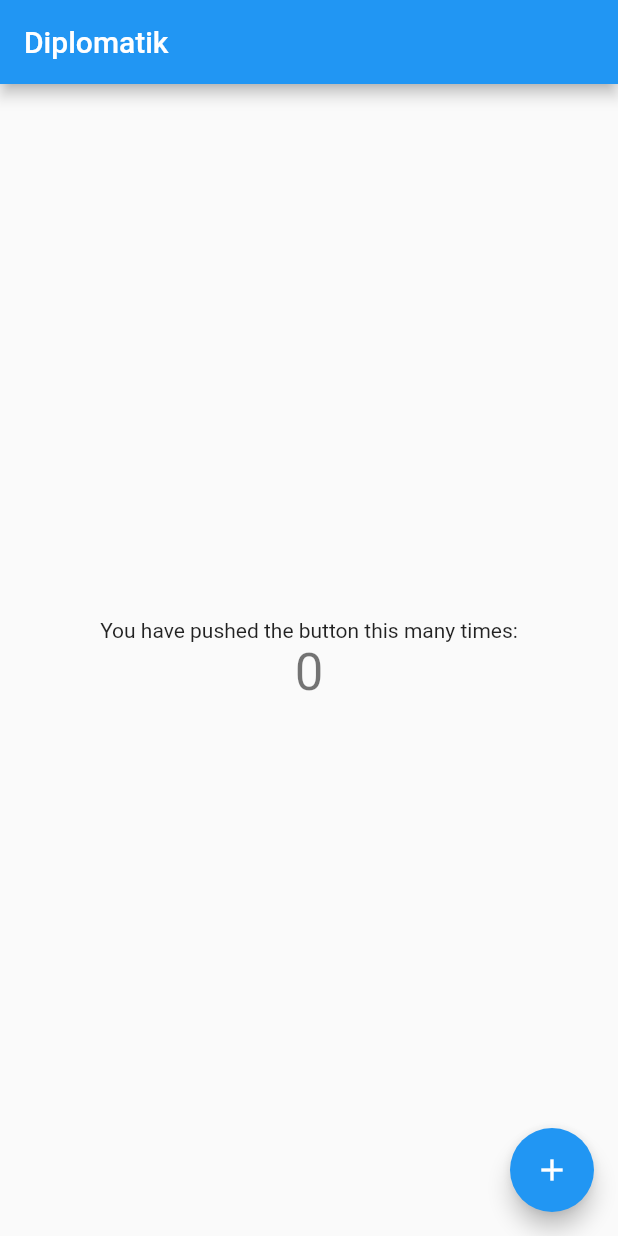
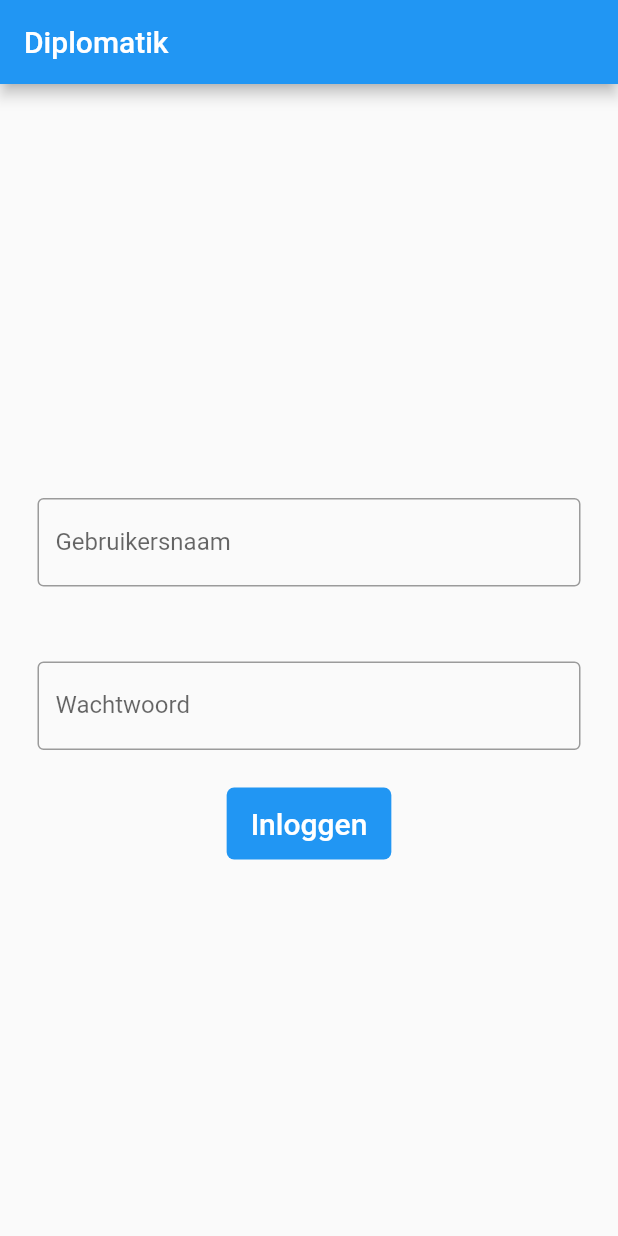
Before and after one commit to tjhlansbergen/diplomatik_app, a Flutter app: the screen it shows after launch, on a phone screen of 412 x 824 dp. Run offline on Flutter 3.47's test engine with Material 2 defaults, Android fonts, the phone set to English and light mode, and no system bars.

Commit message:
Voeg inlogpagina toe

```diff
--- a/lib/main.dart
+++ b/lib/main.dart
@@ -1,5 +1,5 @@
 import 'package:flutter/material.dart';
-import 'package:diplomatik_app/pages/home_page.dart';
+import 'package:diplomatik_app/pages/login_page.dart';
 
 void main() {
   runApp(AppRoot());
@@ -15,7 +15,7 @@ class AppRoot extends StatelessWidget {
         primarySwatch: Colors.blue,
         visualDensity: VisualDensity.adaptivePlatformDensity,
       ),
-      home: HomePage(title: 'Diplomatik'),
+      home: LoginPage(),
     );
   }
 }
--- a/lib/pages/home_page.dart
+++ b/lib/pages/home_page.dart
@@ -1,8 +1,7 @@
 import 'package:flutter/material.dart';
 
 class HomePage extends StatefulWidget {
-  HomePage({Key key, this.title}) : super(key: key);
-  final String title;
+  HomePage({Key key}) : super(key: key);
 
   @override
   _HomePageState createState() => _HomePageState();
@@ -34,7 +33,7 @@ class _HomePageState extends State<HomePage> {
       appBar: AppBar(
         // Here we take the value from the MyHomePage object that was created by
         // the App.build method, and use it to set our appbar title.
-        title: Text(widget.title),
+        title: Text("Welkom"),
       ),
       body: Center(
         // Center is a layout widget. It takes a single child and positions it
--- /dev/null
+++ b/lib/pages/login_page.dart
@@ -0,0 +1,56 @@
+import 'package:flutter/material.dart';
+import 'package:diplomatik_app/pages/home_page.dart';
+
+class LoginPage extends StatefulWidget {
+  @override
+  _LoginPageState createState() => _LoginPageState();
+}
+
+class _LoginPageState extends State<LoginPage> {
+  @override
+  Widget build(BuildContext context) {
+    return Scaffold(
+      appBar: AppBar(
+        title: Text("Diplomatik"),
+      ),
+      body: Column(
+        mainAxisAlignment: MainAxisAlignment.center,
+        children: <Widget>[
+          Padding(
+            padding: EdgeInsets.symmetric(horizontal: 25, vertical: 25),
+            child: TextField(
+              decoration: InputDecoration(
+                  border: OutlineInputBorder(),
+                  labelText: 'Gebruikersnaam',
+                  hintText: 'Voer uw gebruikersnaam in'),
+            ),
+          ),
+          Padding(
+            padding: EdgeInsets.symmetric(horizontal: 25, vertical: 25),
+            child: TextField(
+              obscureText: true,
+              decoration: InputDecoration(
+                  border: OutlineInputBorder(),
+                  labelText: 'Wachtwoord',
+                  hintText: 'Voer uw wachtwoord in'),
+            ),
+          ),
+          Container(
+            decoration: BoxDecoration(
+                color: Colors.blue, borderRadius: BorderRadius.circular(5)),
+            child: FlatButton(
+              onPressed: () {
+                Navigator.push(
+                    context, MaterialPageRoute(builder: (_) => HomePage()));
+              },
+              child: Text(
+                'Inloggen',
+                style: TextStyle(color: Colors.white, fontSize: 20),
+              ),
+            ),
+          ),
+        ],
+      ),
+    );
+  }
+}
```
